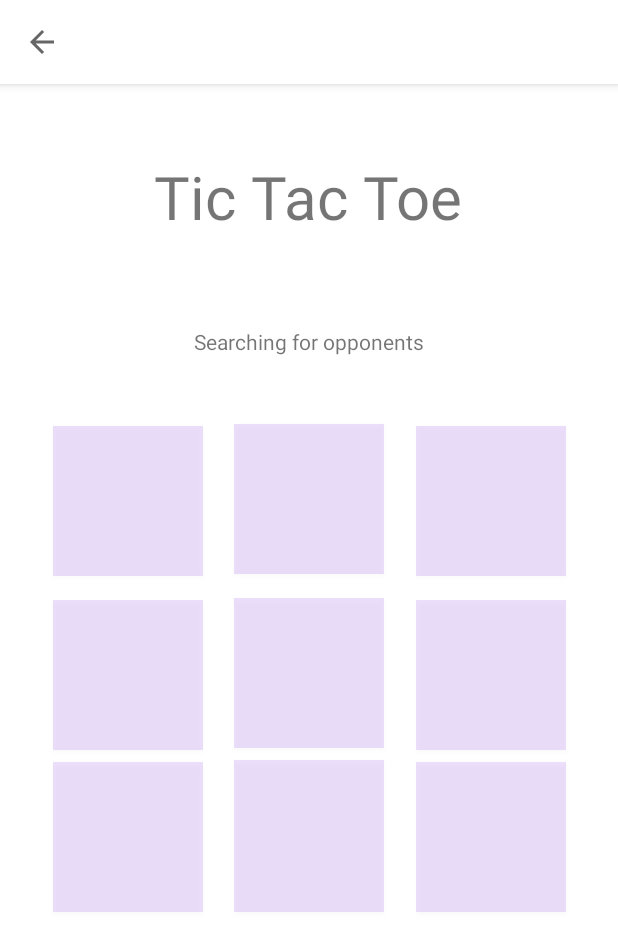
After one commit to roofloop/TicTacToe-Multiplayer, an Android app: the fragment OnlineGameFragment placed in its activity, on a phone screen of 412 x 824 dp. The commit adds this screen. Shown: the top 951 px of the screen. Run offline under Robolectric (Android 15) with nearby library versions, the phone set to English and light mode, and no system bars; our stand-ins replace Firebase (no records; nobody signed in at launch, a user with empty details on screens opened directly); 1 statement that could not run was skipped.

Commit message:
Init of converting to fragments instead of activity

```diff
--- a/app/build.gradle
+++ b/app/build.gradle
@@ -49,6 +49,7 @@ dependencies {
     implementation 'com.google.android.material:material:1.3.0'
     implementation 'com.google.firebase:firebase-auth:20.0.3'
     implementation 'com.google.firebase:firebase-firestore-ktx:22.1.2'
+    implementation 'androidx.legacy:legacy-support-v4:1.0.0'
     testImplementation 'junit:junit:4.+'
     androidTestImplementation 'androidx.test.ext:junit:1.1.2'
     androidTestImplementation 'androidx.test.espresso:espresso-core:3.3.0'
--- a/app/src/main/java/com/example/tictactoe/activity/CreateGameActivity.kt
+++ b/app/src/main/java/com/example/tictactoe/activity/CreateGameActivity.kt
@@ -1,6 +1,5 @@
 package com.example.tictactoe.activity
 
-import android.content.Intent
 import android.os.Bundle
 import android.util.Log
 import androidx.appcompat.app.AppCompatActivity
@@ -19,7 +18,7 @@ private lateinit var uid: String
 class PlayOnlineActivity : AppCompatActivity() {
     override fun onCreate(savedInstanceState: Bundle?) {
         super.onCreate(savedInstanceState)
-        setContentView(R.layout.activity_play_online)
+        setContentView(R.layout.activity_create_game)
         firestoreHelper = FirestoreModel()
         auth = FirebaseAuth.getInstance()
         val user = FirebaseAuth.getInstance().currentUser
@@ -67,12 +66,22 @@ class PlayOnlineActivity : AppCompatActivity() {
 
             Log.w("TAG", "handleSearching opponentSearch = $opponentSearch")
 
+
             // If there is an opponent that has joined the game
             if (!opponentSearch) {
-                val intent = Intent(this, OnlineGameActivity::class.java)
+
+                val bundle = Bundle()
+                val gameFragment = OnlineGameFragment()
+                val transaktion = supportFragmentManager.beginTransaction()
+                transaktion.add(R.id.container, gameFragment, "gameFragment")
+                bundle.putString("creatorId", uid )
+
+                transaktion.commit()
+
+                /* val intent = Intent(this, OnlineGameActivity::class.java)
                 intent.putExtra("creatorId", uid)
                 startActivity(intent)
-                finish()
+                finish()*/
             } else {
                 Log.w("TAG", "handleSearching opponentSearch = $opponentSearch")
             }
--- a/app/src/main/java/com/example/tictactoe/activity/OnlineGameActivity.kt
+++ b/app/src/main/java/com/example/tictactoe/activity/OnlineGameActivity.kt
@@ -44,6 +44,7 @@ class OnlineGameActivity : BaseActivity() {
         topAppBar.setNavigationOnClickListener {
             // Handle navigation icon press
         }
+
         getGameInfo()
     }
 
--- /dev/null
+++ b/app/src/main/java/com/example/tictactoe/activity/OnlineGameFragment.kt
@@ -0,0 +1,69 @@
+package com.example.tictactoe.activity
+
+import android.os.Bundle
+import android.view.LayoutInflater
+import android.view.View
+import android.view.ViewGroup
+import android.widget.TextView
+import android.widget.Toast
+import androidx.fragment.app.Fragment
+import com.example.tictactoe.R
+import com.example.tictactoe.databinding.FragmentOnlineGameBinding
+import com.example.tictactoe.model.FirestoreModel
+import com.google.firebase.auth.FirebaseAuth
+
+// TODO: Rename parameter arguments, choose names that match
+// the fragment initialization parameters, e.g. ARG_ITEM_NUMBER
+private const val ARG_PARAM1 = "param1"
+private const val ARG_PARAM2 = "param2"
+
+/**
+ * A simple [Fragment] subclass.
+ * Use the [OnlineGameFragment.newInstance] factory method to
+ * create an instance of this fragment.
+ */
+
+class OnlineGameFragment : Fragment() {
+
+    private lateinit var nameText : TextView
+    private lateinit var binding: FragmentOnlineGameBinding
+    private lateinit var firestoreHelper: FirestoreModel
+    private lateinit var uid : String
+    private lateinit var creatorId : String
+
+
+
+
+
+    override fun onCreate(savedInstanceState: Bundle?) {
+        super.onCreate(savedInstanceState)
+        firestoreHelper = FirestoreModel()
+        val user = FirebaseAuth.getInstance().currentUser
+        uid = user.uid
+
+        creatorId = activity!!.intent.getStringExtra("creatorId").toString()
+
+
+    }
+
+    override fun onCreateView(
+        inflater: LayoutInflater,
+        container: ViewGroup?,
+        savedInstanceState: Bundle?
+    ): View? {
+
+
+        val view = inflater.inflate(R.layout.fragment_online_game, container, false)
+
+        binding = FragmentOnlineGameBinding.inflate(layoutInflater)
+
+
+        return view
+    }
+
+    fun setText(text: String) {
+        nameText.text = text
+        Toast.makeText(requireContext(), "Text changed", Toast.LENGTH_SHORT).show()
+    }
+
+}
--- /dev/null
+++ b/app/src/main/res/layout/activity_create_game.xml
@@ -0,0 +1,29 @@
+<?xml version="1.0" encoding="utf-8"?>
+<androidx.constraintlayout.widget.ConstraintLayout xmlns:android="http://schemas.android.com/apk/res/android"
+    xmlns:app="http://schemas.android.com/apk/res-auto"
+    xmlns:tools="http://schemas.android.com/tools"
+    android:layout_width="match_parent"
+    android:layout_height="match_parent"
+    tools:context=".activity.PlayOnlineActivity">
+
+    <TextView
+        android:id="@+id/textView"
+        android:layout_width="wrap_content"
+        android:layout_height="wrap_content"
+        android:layout_marginTop="218dp"
+        android:text="Searching for opponents"
+        app:layout_constraintEnd_toEndOf="parent"
+        app:layout_constraintHorizontal_bias="0.5"
+        app:layout_constraintStart_toStartOf="parent"
+        app:layout_constraintTop_toTopOf="parent" />
+
+    <FrameLayout
+
+        android:id="@+id/container"
+        android:layout_width="match_parent"
+        android:layout_height="match_parent"></FrameLayout>
+
+
+
+
+</androidx.constraintlayout.widget.ConstraintLayout>
--- a/app/src/main/res/layout/activity_join_game.xml
+++ b/app/src/main/res/layout/activity_join_game.xml
@@ -19,4 +19,6 @@
 
 
 
+
+
 </androidx.constraintlayout.widget.ConstraintLayout>
--- a/app/src/main/res/layout/activity_play_online.xml
+++ /dev/null
@@ -1,23 +0,0 @@
-<?xml version="1.0" encoding="utf-8"?>
-<androidx.constraintlayout.widget.ConstraintLayout xmlns:android="http://schemas.android.com/apk/res/android"
-    xmlns:app="http://schemas.android.com/apk/res-auto"
-    xmlns:tools="http://schemas.android.com/tools"
-    android:layout_width="match_parent"
-    android:layout_height="match_parent"
-    tools:context=".activity.PlayOnlineActivity">
-
-    <TextView
-        android:id="@+id/textView"
-        android:layout_width="wrap_content"
-        android:layout_height="wrap_content"
-        android:layout_marginTop="218dp"
-        android:text="Searching for opponents"
-        app:layout_constraintEnd_toEndOf="parent"
-        app:layout_constraintHorizontal_bias="0.5"
-        app:layout_constraintStart_toStartOf="parent"
-        app:layout_constraintTop_toTopOf="parent" />
-
-
-
-
-</androidx.constraintlayout.widget.ConstraintLayout>
--- /dev/null
+++ b/app/src/main/res/layout/fragment_online_game.xml
@@ -0,0 +1,186 @@
+<?xml version="1.0" encoding="utf-8"?>
+<androidx.constraintlayout.widget.ConstraintLayout xmlns:android="http://schemas.android.com/apk/res/android"
+    xmlns:app="http://schemas.android.com/apk/res-auto"
+    xmlns:tools="http://schemas.android.com/tools"
+    android:layout_width="match_parent"
+    android:layout_height="match_parent"
+    tools:context=".activity.PlaySoloActivity">
+
+
+    <com.google.android.material.appbar.AppBarLayout
+        android:id="@+id/appBarLayout"
+        android:layout_width="match_parent"
+        android:layout_height="wrap_content"
+        app:layout_constraintEnd_toEndOf="parent"
+        app:layout_constraintStart_toStartOf="parent"
+        app:layout_constraintTop_toTopOf="parent">
+
+        <com.google.android.material.appbar.MaterialToolbar
+            android:id="@+id/topAppBar"
+            style="@style/Widget.MaterialComponents.Toolbar.Surface"
+            android:layout_width="match_parent"
+            android:layout_height="?attr/actionBarSize"
+            app:navigationIcon="@drawable/ic_baseline_arrow_back_24" />
+
+    </com.google.android.material.appbar.AppBarLayout>
+    <TextView
+        android:id="@+id/title"
+        android:layout_width="wrap_content"
+        android:layout_height="wrap_content"
+        android:layout_gravity="center_horizontal"
+        android:layout_marginTop="104dp"
+        android:text="Tic Tac Toe"
+        android:textSize="40sp"
+        app:layout_constraintEnd_toEndOf="parent"
+        app:layout_constraintHorizontal_bias="0.497"
+        app:layout_constraintStart_toStartOf="parent"
+        app:layout_constraintTop_toTopOf="parent" />
+
+    <Button
+        android:id="@+id/button1"
+        android:layout_width="100dp"
+        android:layout_height="100dp"
+        android:layout_marginStart="14dp"
+        android:layout_marginEnd="14dp"
+        android:layout_marginBottom="16dp"
+        android:background="?attr/colorControlHighlight"
+        android:textSize="?android:attr/windowTitleSize"
+        app:layout_constraintBottom_toTopOf="@+id/button4"
+        app:layout_constraintEnd_toStartOf="@+id/button2"
+        app:layout_constraintStart_toEndOf="@+id/button0" />
+
+    <Button
+        android:id="@+id/button3"
+        android:layout_width="100dp"
+        android:layout_height="100dp"
+        android:layout_marginStart="28dp"
+        android:layout_marginBottom="8dp"
+        android:background="?attr/colorControlHighlight"
+        android:textSize="?android:attr/windowTitleSize"
+        app:layout_constraintBottom_toTopOf="@+id/button6"
+        app:layout_constraintEnd_toStartOf="@+id/button4"
+        app:layout_constraintStart_toStartOf="parent" />
+
+    <Button
+        android:id="@+id/button5"
+        android:layout_width="100dp"
+        android:layout_height="100dp"
+        android:layout_marginEnd="28dp"
+        android:layout_marginBottom="8dp"
+        android:background="?attr/colorControlHighlight"
+        android:textSize="?android:attr/windowTitleSize"
+        app:layout_constraintBottom_toTopOf="@+id/button8"
+        app:layout_constraintEnd_toEndOf="parent"
+        app:layout_constraintStart_toEndOf="@+id/button4" />
+
+    <Button
+        android:id="@+id/button6"
+        android:layout_width="100dp"
+        android:layout_height="100dp"
+        android:layout_marginStart="28dp"
+        android:layout_marginBottom="216dp"
+        android:background="?attr/colorControlHighlight"
+        android:textSize="?android:attr/windowTitleSize"
+        app:layout_constraintBottom_toBottomOf="parent"
+        app:layout_constraintEnd_toStartOf="@+id/button7"
+        app:layout_constraintStart_toStartOf="parent" />
+
+    <Button
+        android:id="@+id/button8"
+        android:layout_width="100dp"
+        android:layout_height="100dp"
+        android:layout_marginEnd="28dp"
+        android:layout_marginBottom="216dp"
+        android:background="?attr/colorControlHighlight"
+        android:textSize="?android:attr/windowTitleSize"
+        app:layout_constraintBottom_toBottomOf="parent"
+        app:layout_constraintEnd_toEndOf="parent"
+        app:layout_constraintStart_toEndOf="@+id/button7" />
+
+    <Button
+        android:id="@+id/button4"
+        android:layout_width="100dp"
+        android:layout_height="100dp"
+        android:layout_marginStart="14dp"
+        android:layout_marginEnd="14dp"
+        android:layout_marginBottom="8dp"
+        android:background="?attr/colorControlHighlight"
+        android:textSize="?android:attr/windowTitleSize"
+        app:layout_constraintBottom_toTopOf="@+id/button7"
+        app:layout_constraintEnd_toStartOf="@+id/button5"
+        app:layout_constraintStart_toEndOf="@+id/button3" />
+
+    <Button
+        android:id="@+id/button7"
+        android:layout_width="100dp"
+        android:layout_height="101dp"
+        android:layout_marginStart="14dp"
+        android:layout_marginEnd="14dp"
+        android:layout_marginBottom="216dp"
+        android:background="?attr/colorControlHighlight"
+        android:textSize="?android:attr/windowTitleSize"
+        app:layout_constraintBottom_toBottomOf="parent"
+        app:layout_constraintEnd_toStartOf="@+id/button8"
+        app:layout_constraintStart_toEndOf="@+id/button6" />
+
+    <Button
+        android:id="@+id/button0"
+        android:layout_width="100dp"
+        android:layout_height="100dp"
+        android:layout_marginStart="28dp"
+        android:layout_marginBottom="16dp"
+        android:background="?attr/colorControlHighlight"
+        android:textSize="?android:attr/windowTitleSize"
+        app:layout_constraintBottom_toTopOf="@+id/button3"
+        app:layout_constraintEnd_toStartOf="@+id/button1"
+        app:layout_constraintStart_toStartOf="parent" />
+
+    <Button
+        android:id="@+id/button2"
+        android:layout_width="100dp"
+        android:layout_height="100dp"
+        android:layout_marginEnd="28dp"
+        android:layout_marginBottom="16dp"
+        android:background="?attr/colorControlHighlight"
+        android:textSize="?android:attr/windowTitleSize"
+        app:layout_constraintBottom_toTopOf="@+id/button5"
+        app:layout_constraintEnd_toEndOf="parent"
+        app:layout_constraintStart_toEndOf="@+id/button1" />
+
+
+    <!--<ImageView
+        android:id="@+id/imageViewGameOn"
+        android:layout_width="wrap_content"
+        android:layout_height="58dp"
+        android:layout_marginBottom="36dp"
+        android:layout_marginTop="16dp"
+        app:layout_constraintBottom_toTopOf="@+id/button1"
+        app:layout_constraintEnd_toEndOf="parent"
+        app:layout_constraintHorizontal_bias="0.0"
+        app:layout_constraintStart_toStartOf="parent"
+        app:layout_constraintTop_toTopOf="parent"
+        app:layout_constraintVertical_bias="0.0"
+        app:srcCompat="@drawable/gameon" />-->
+
+    <!--    <ImageView
+            android:id="@+id/imageViewBack"
+            android:layout_width="40dp"
+            android:layout_height="40dp"
+            android:layout_marginStart="5dp"
+            android:layout_marginTop="25dp"
+            app:layout_constraintStart_toStartOf="parent"
+            app:layout_constraintTop_toTopOf="parent"
+            app:srcCompat="?attr/actionModeCloseDrawable" />
+
+        <ImageView
+            android:id="@+id/imageViewQuit"
+            android:layout_width="40dp"
+            android:layout_height="40dp"
+            android:layout_marginEnd="5dp"
+            android:layout_marginTop="25dp"
+            app:layout_constraintEnd_toEndOf="parent"
+            app:layout_constraintTop_toTopOf="parent"
+            app:srcCompat="@android:drawable/ic_lock_power_off" />-->
+
+
+</androidx.constraintlayout.widget.ConstraintLayout>
--- a/app/src/main/res/values/strings.xml
+++ b/app/src/main/res/values/strings.xml
@@ -8,4 +8,6 @@
     <string name="create_an_account">Create account</string>
     <string name="shr_hint_verify_password">Verify password</string>
     <string name="button_create_account">Continue</string>
+    <!-- TODO: Remove or change this placeholder text -->
+    <string name="hello_blank_fragment">Hello blank fragment</string>
 </resources>
```
